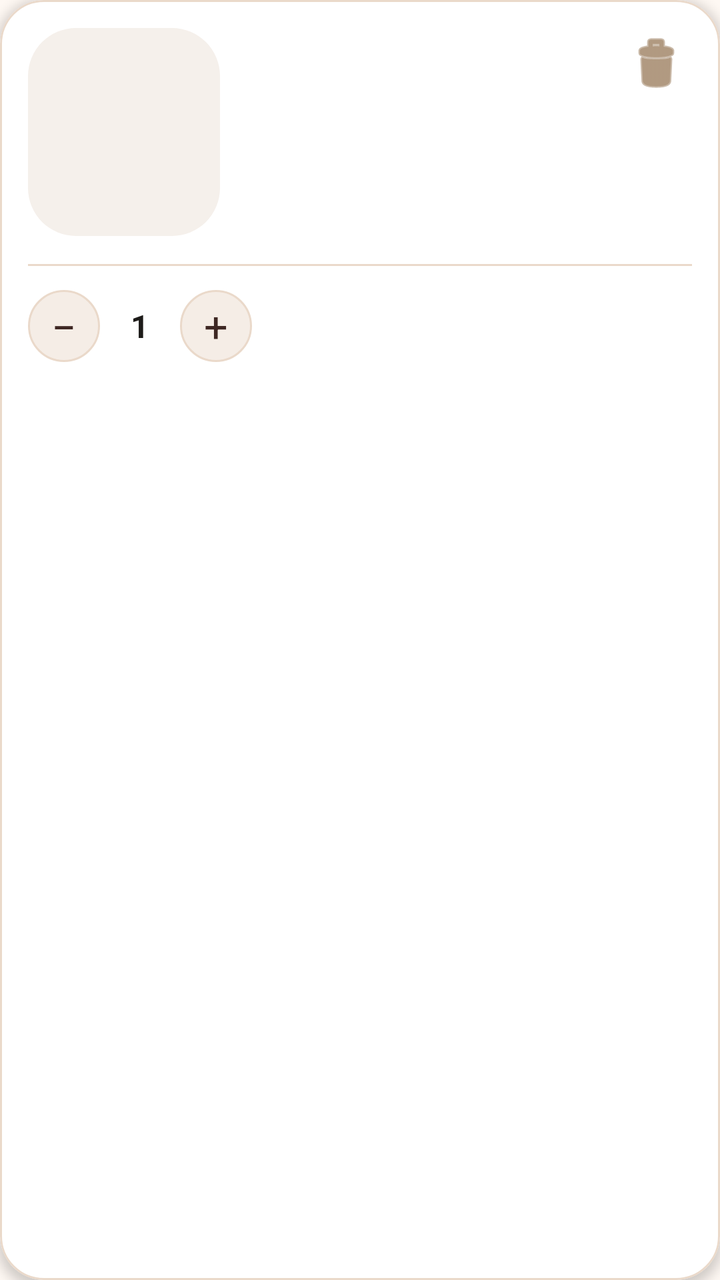
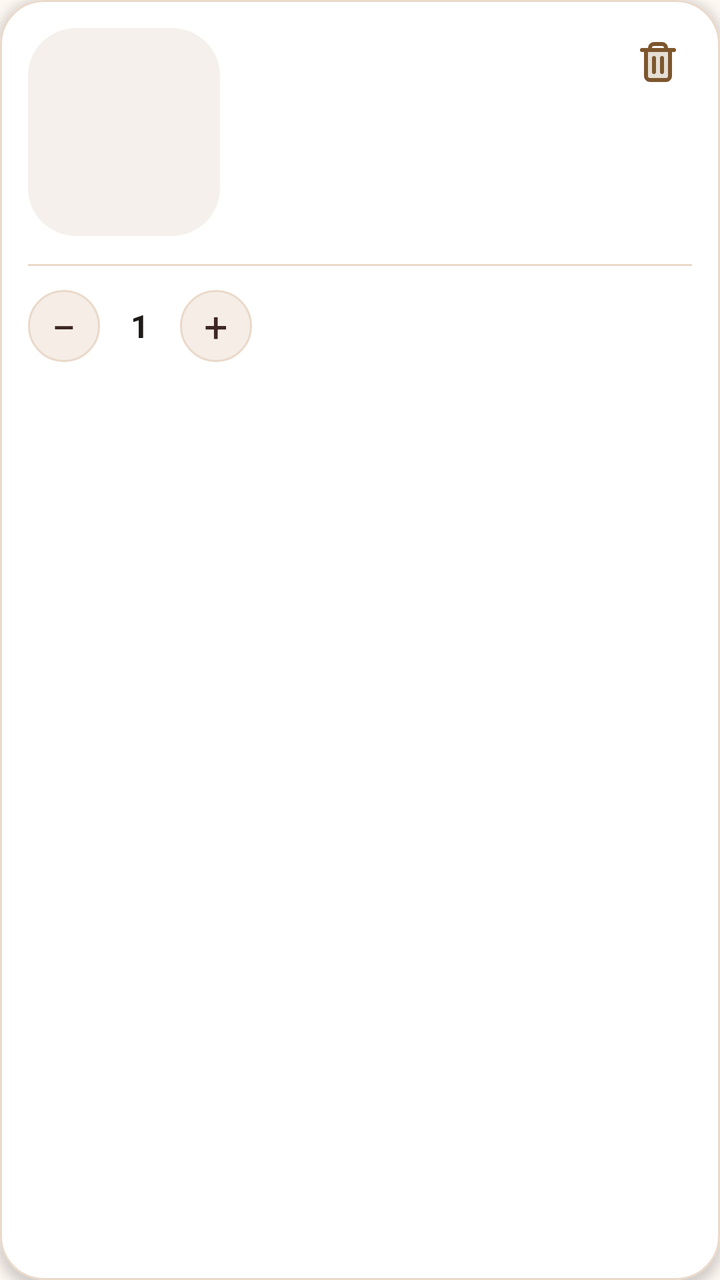

Before-and-after screenshots of an Android layout around one commit, followed by the original layout XML and the change that was made.
<!-- AndroidManifest.xml: application theme Theme.CoffeeTechMobile -->
<!-- res/layout/item_cart_product.xml -->
<?xml version="1.0" encoding="utf-8"?>
<com.google.android.material.card.MaterialCardView
    xmlns:android="http://schemas.android.com/apk/res/android"
    xmlns:app="http://schemas.android.com/apk/res-auto"
    android:layout_width="match_parent"
    android:layout_height="wrap_content"
    android:layout_marginHorizontal="2dp"
    android:layout_marginTop="6dp"
    android:layout_marginBottom="10dp"
    app:cardBackgroundColor="#FFFFFF"
    app:cardCornerRadius="22dp"
    app:cardElevation="3dp"
    app:strokeColor="#EAD9CA"
    app:strokeWidth="1dp">

    <LinearLayout
        android:layout_width="match_parent"
        android:layout_height="wrap_content"
        android:orientation="vertical"
        android:padding="14dp">

        <LinearLayout
            android:layout_width="match_parent"
            android:layout_height="wrap_content"
            android:orientation="horizontal"
            android:gravity="center_vertical">

            <FrameLayout
                android:layout_width="96dp"
                android:layout_height="104dp"
                android:background="@drawable/bg_product_image">

                <ImageView
                    android:id="@+id/cart_item_image"
                    android:layout_width="match_parent"
                    android:layout_height="match_parent"
                    android:layout_margin="8dp"
                    android:scaleType="fitCenter"
                    android:contentDescription="@string/product_image" />

            </FrameLayout>

            <LinearLayout
                android:layout_width="0dp"
                android:layout_height="wrap_content"
                android:layout_weight="1"
                android:layout_marginStart="12dp"
                android:orientation="vertical">

                <TextView
                    android:id="@+id/cart_item_name"
                    android:layout_width="match_parent"
                    android:layout_height="wrap_content"
                    android:textColor="@color/text_dark"
                    android:textSize="16sp"
                    android:textStyle="bold"
                    android:maxLines="2"
                    android:ellipsize="end" />

                <TextView
                    android:id="@+id/cart_item_description"
                    android:layout_width="match_parent"
                    android:layout_height="wrap_content"
                    android:layout_marginTop="5dp"
                    android:textColor="@color/coffee_secondary"
                    android:textSize="12sp"
                    android:maxLines="2"
                    android:ellipsize="end" />

                <TextView
                    android:id="@+id/cart_item_unit_price"
                    android:layout_width="match_parent"
                    android:layout_height="wrap_content"
                    android:layout_marginTop="8dp"
                    android:textColor="@color/coffee_secondary"
                    android:textSize="12sp" />

            </LinearLayout>

            <ImageButton
                android:id="@+id/cart_item_delete_button"
                android:layout_width="36dp"
                android:layout_height="36dp"
                android:layout_gravity="top"
                android:background="?attr/selectableItemBackgroundBorderless"
                android:contentDescription="@string/cart_delete_button"
                android:padding="8dp"
                android:src="@android:drawable/ic_menu_delete"
                app:tint="@color/coffee_secondary" />

        </LinearLayout>

        <View
            android:layout_width="match_parent"
            android:layout_height="1dp"
            android:layout_marginTop="14dp"
            android:layout_marginBottom="12dp"
            android:background="#EAD9CA" />

        <LinearLayout
            android:layout_width="match_parent"
            android:layout_height="wrap_content"
            android:gravity="center_vertical"
            android:orientation="horizontal">

            <TextView
                android:id="@+id/cart_item_decrease_button"
                android:layout_width="36dp"
                android:layout_height="36dp"
                android:background="@drawable/bg_cart_quantity_button"
                android:gravity="center"
                android:text="−"
                android:textColor="@color/coffee_primary"
                android:textSize="22sp"
                android:contentDescription="@string/cart_quantity_decrease"
                android:clickable="true"
                android:focusable="true" />

            <TextView
                android:id="@+id/cart_item_quantity"
                android:layout_width="40dp"
                android:layout_height="36dp"
                android:gravity="center"
                android:text="1"
                android:textColor="@color/text_dark"
                android:textSize="16sp"
                android:textStyle="bold" />

            <TextView
                android:id="@+id/cart_item_increase_button"
                android:layout_width="36dp"
                android:layout_height="36dp"
                android:background="@drawable/bg_cart_quantity_button"
                android:gravity="center"
                android:text="+"
                android:textColor="@color/coffee_primary"
                android:textSize="21sp"
                android:contentDescription="@string/cart_quantity_increase"
                android:clickable="true"
                android:focusable="true" />

            <Space
                android:layout_width="0dp"
                android:layout_height="1dp"
                android:layout_weight="1" />

            <TextView
                android:id="@+id/cart_item_total_price"
                android:layout_width="wrap_content"
                android:layout_height="wrap_content"
                android:textColor="@color/text_dark"
                android:textSize="17sp"
                android:textStyle="bold" />

        </LinearLayout>

    </LinearLayout>

</com.google.android.material.card.MaterialCardView>
<!-- resources referenced by this layout -->
<resources>
  <color name="coffee_primary">#3E2723</color>
  <color name="coffee_secondary">#7D562D</color>
  <color name="text_dark">#1D1B19</color>
  <!-- drawable bg_cart_quantity_button (drawable) -->
  <?xml version="1.0" encoding="utf-8"?>
  <shape xmlns:android="http://schemas.android.com/apk/res/android"
      android:shape="oval">
  
      <solid android:color="#F5EDE6" />
  
      <stroke
          android:width="1dp"
          android:color="#EAD9CA" />
  
  </shape>
  <!-- drawable bg_product_image (drawable) -->
  <?xml version="1.0" encoding="utf-8"?>
  <shape xmlns:android="http://schemas.android.com/apk/res/android">
      <solid android:color="#F5F0EB" />
      <corners android:radius="24dp" />
  </shape>
  <string name="cart_delete_button">Eliminar producto</string>
  <string name="cart_quantity_decrease">Disminuir cantidad</string>
  <string name="cart_quantity_increase">Aumentar cantidad</string>
  <string name="product_image">Imagen del producto</string>
  <style name="Theme.CoffeeTechMobile" parent="Theme.MaterialComponents.Light.NoActionBar">
  
          <item name="colorPrimary">@color/coffee_primary</item>
          <item name="colorSecondary">@color/coffee_secondary</item>
  
          <item name="colorOnPrimary">@color/text_light</item>
          <item name="colorOnSecondary">@color/text_light</item>
  
          <item name="colorAccent">@color/coffee_secondary</item>
  
          <item name="android:windowBackground">@color/background_app</item>
  
      </style>
  <color name="text_light">#FFFFFF</color>
  <color name="background_app">#FEF8F3</color>
</resources>

<!-- the commit's change to res/layout/item_cart_product.xml (unified diff, before → after) -->
@@ -79,13 +79,13 @@
 
             <ImageButton
                 android:id="@+id/cart_item_delete_button"
-                android:layout_width="36dp"
-                android:layout_height="36dp"
+                android:layout_width="34dp"
+                android:layout_height="34dp"
                 android:layout_gravity="top"
                 android:background="?attr/selectableItemBackgroundBorderless"
                 android:contentDescription="@string/cart_delete_button"
                 android:padding="8dp"
-                android:src="@android:drawable/ic_menu_delete"
+                android:src="@drawable/ic_trash"
                 app:tint="@color/coffee_secondary" />
 
         </LinearLayout>
<!-- resource entries referenced after the edit -->
@@ -21,6 +21,24 @@
       <solid android:color="#F5F0EB" />
       <corners android:radius="24dp" />
   </shape>
+  <!-- drawable ic_trash (drawable) -->
+  <vector xmlns:android="http://schemas.android.com/apk/res/android"
+      android:width="24dp"
+      android:height="24dp"
+      android:viewportWidth="24"
+      android:viewportHeight="24">
+    <path
+        android:pathData="M18,5a1,1 0,0 1,1 1v13a3,3 0,0 1,-3 3L8,22a3,3 0,0 1,-3 -3L5,6a1,1 0,0 1,1 -1ZM9,10v7a1,1 0,0 0,2 0v-7a1,1 0,0 0,-2 0m4,0v7a1,1 0,0 0,2 0v-7a1,1 0,0 0,-2 0"
+        android:fillColor="#7d562d"
+        android:fillAlpha="0.2"/>
+    <path
+        android:pathData="M6,6v13a2,2 0,0 0,2 2h8a2,2 0,0 0,2 -2V6M4,6h16M8,6V5a2,2 0,0 1,2 -2h4a2,2 0,0 1,2 2v1m-6,4v7m4,-7v7"
+        android:strokeLineJoin="round"
+        android:strokeWidth="2"
+        android:fillColor="#00000000"
+        android:strokeColor="#7d562d"
+        android:strokeLineCap="round"/>
+  </vector>
   <string name="cart_delete_button">Eliminar producto</string>
   <string name="cart_quantity_decrease">Disminuir cantidad</string>
   <string name="cart_quantity_increase">Aumentar cantidad</string>
